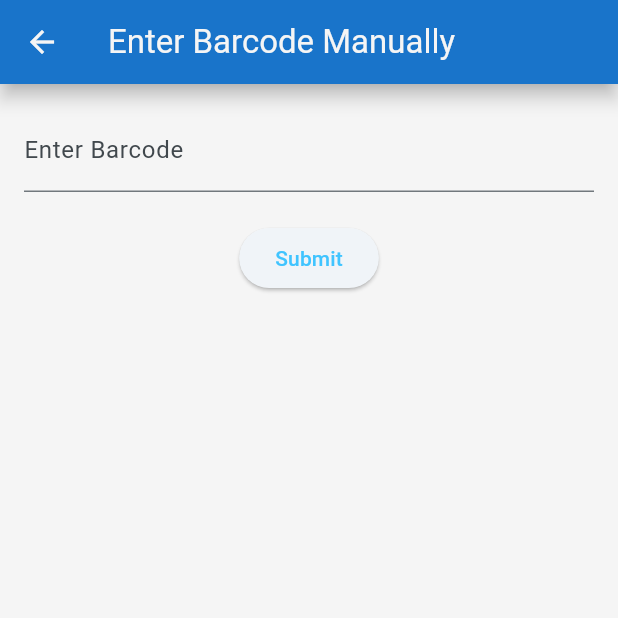
After one commit to geo-di/market_manager, a Flutter app: the EnterBarcodeManuallyScreen screen opened directly, on a phone screen of 412 x 824 dp, the top half of it. The commit adds this screen. Run offline on Flutter 3.47's test engine with Material 3 defaults, Android fonts, the light colour scheme and no system bars; our stand-ins replace animated_text_kit, cloud_firestore, firebase_auth, firebase_core, font_awesome_flutter, hive and 1 more; missing offline and left inert: mobile_scanner; accounts and stored records are empty.

Commit message:
added manual barcode input and checking permissions

```diff
--- /dev/null
+++ b/lib/screens/enter_barcode_manually_screen.dart
@@ -0,0 +1,38 @@
+import 'package:flutter/material.dart';
+
+class EnterBarcodeManuallyScreen extends StatefulWidget {
+  static const String id = 'enter_barcode_manually_screen';
+
+  @override
+  _EnterBarcodeManuallyScreenState createState() => _EnterBarcodeManuallyScreenState();
+}
+
+class _EnterBarcodeManuallyScreenState extends State<EnterBarcodeManuallyScreen> {
+  final TextEditingController _barcodeController = TextEditingController();
+
+  @override
+  Widget build(BuildContext context) {
+    return Scaffold(
+      appBar: AppBar(title: Text('Enter Barcode Manually')),
+      body: Padding(
+        padding: const EdgeInsets.all(16.0),
+        child: Column(
+          children: [
+            TextField(
+              controller: _barcodeController,
+              keyboardType: TextInputType.number,
+              decoration: InputDecoration(labelText: 'Enter Barcode'),
+            ),
+            SizedBox(height: 20),
+            ElevatedButton(
+              onPressed: () {
+                Navigator.pop(context, _barcodeController.text.trim());
+              },
+              child: Text('Submit'),
+            )
+          ],
+        ),
+      ),
+    );
+  }
+}
```
Also changed, not shown: lib/screens/barcode_scanner_screen.dart (+69 -6 lines).
